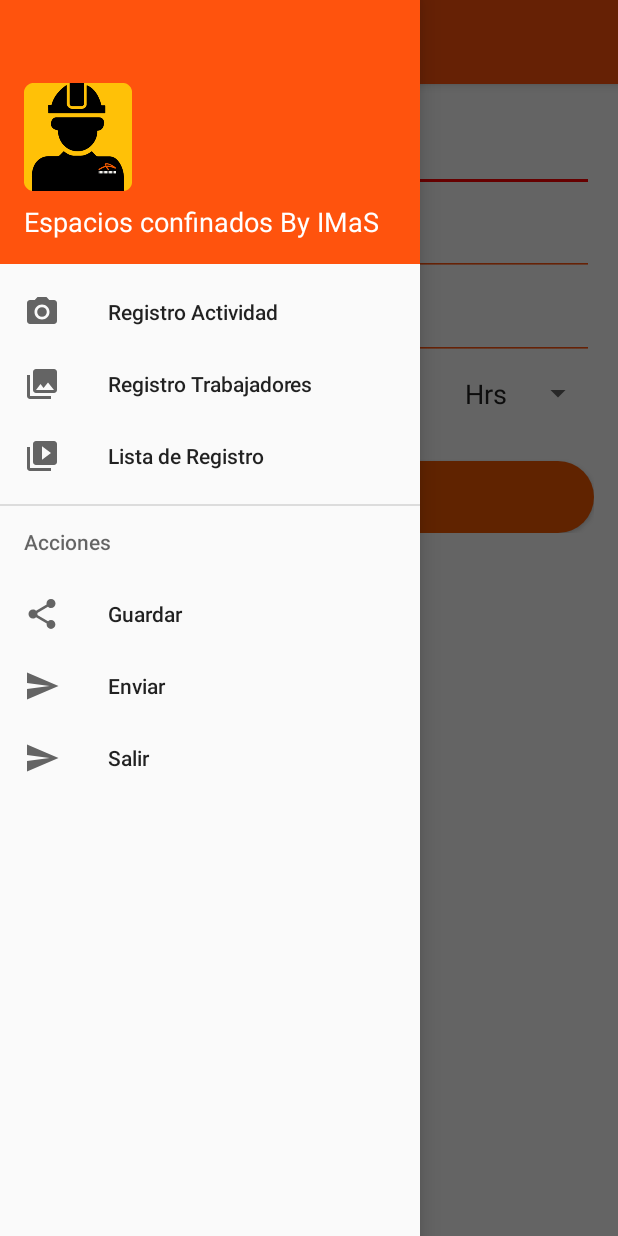
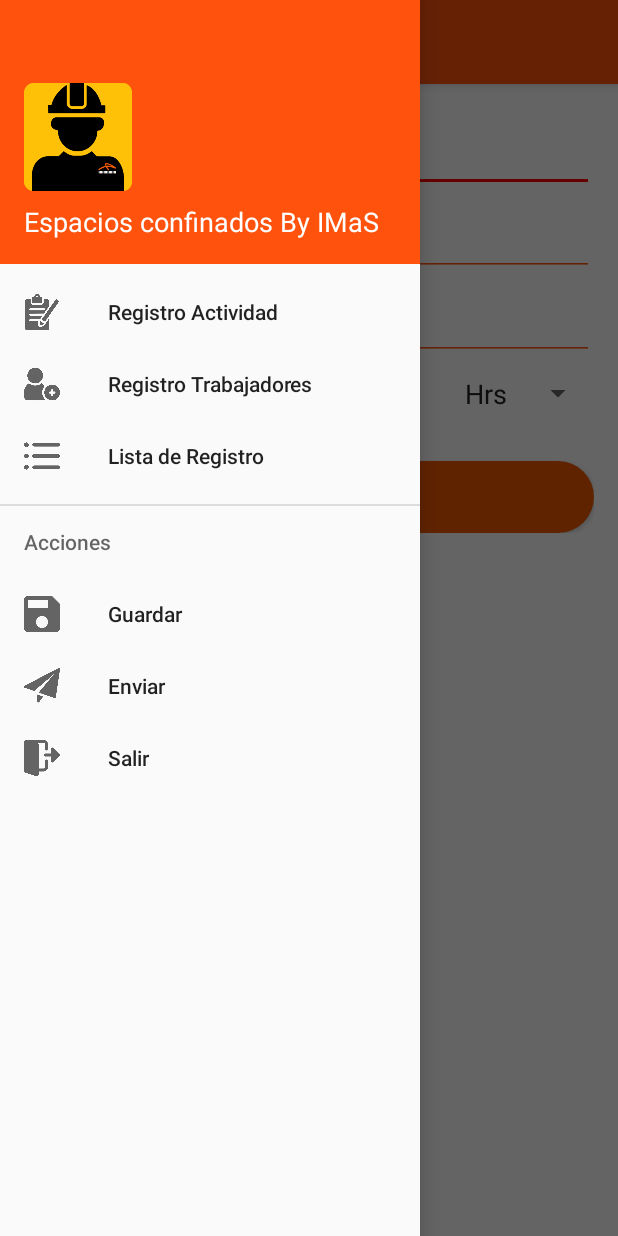
Before and after one commit to qefen/espacios_confinados, an Android app: the MenuApp screen opened directly, with no data from a screen before it, with the side drawer open, on a phone screen of 412 x 824 dp. Run offline under Robolectric (Android 15) with nearby library versions, the phone set to English and light mode, and no system bars.

Commit message:
todo todito 2.2

```diff
--- a/app/src/main/res/menu/activity_menu_app_drawer.xml
+++ b/app/src/main/res/menu/activity_menu_app_drawer.xml
@@ -6,15 +6,15 @@
     <group android:checkableBehavior="single">
         <item
             android:id="@+id/nav_RegAct"
-            android:icon="@drawable/ic_menu_camera"
+            android:icon="@drawable/ractividad"
             android:title="Registro Actividad" />
         <item
             android:id="@+id/nav_RegTrab"
-            android:icon="@drawable/ic_menu_gallery"
+            android:icon="@drawable/rtrabajador"
             android:title="Registro Trabajadores" />
         <item
             android:id="@+id/nav_List"
-            android:icon="@drawable/ic_menu_slideshow"
+            android:icon="@drawable/rlista"
             android:title="Lista de Registro" />
 
     </group>
@@ -23,15 +23,15 @@
         <menu>
             <item
                 android:id="@+id/nav_Guardar"
-                android:icon="@drawable/ic_menu_share"
+                android:icon="@drawable/rsave"
                 android:title="Guardar" />
             <item
                 android:id="@+id/nav_Enviar"
-                android:icon="@drawable/ic_menu_send"
+                android:icon="@drawable/rsend"
                 android:title="Enviar" />
             <item
                 android:id="@+id/nav_Salir"
-                android:icon="@drawable/ic_menu_send"
+                android:icon="@drawable/rlogout"
                 android:title="Salir" />
         </menu>
     </item>
```
